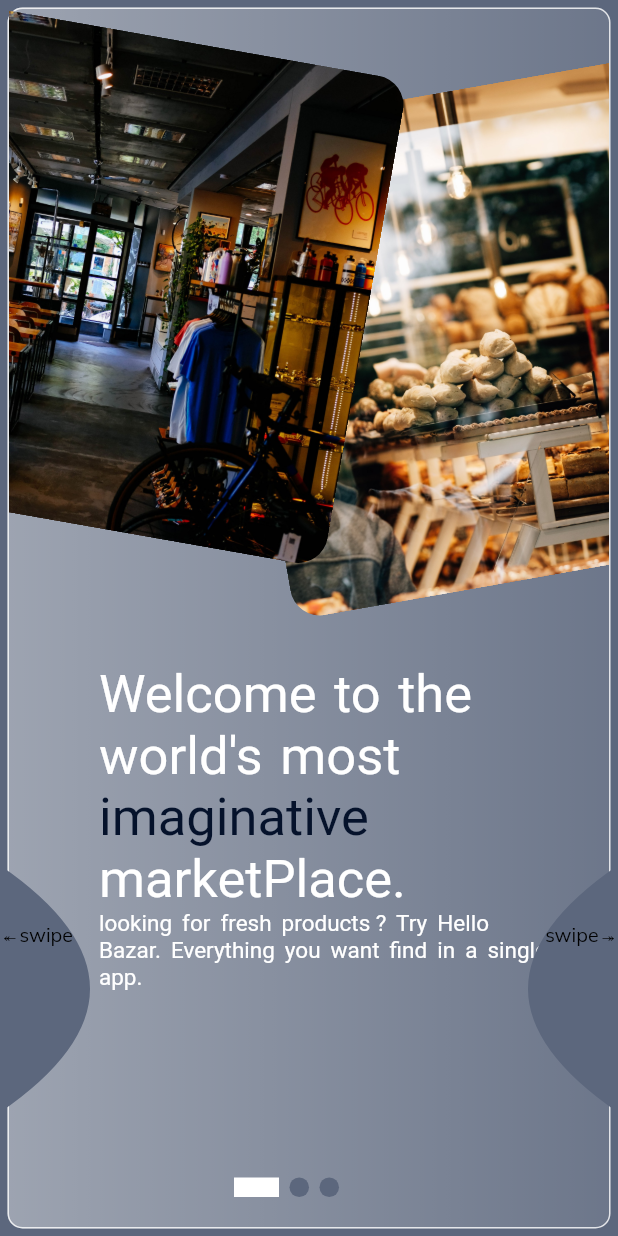
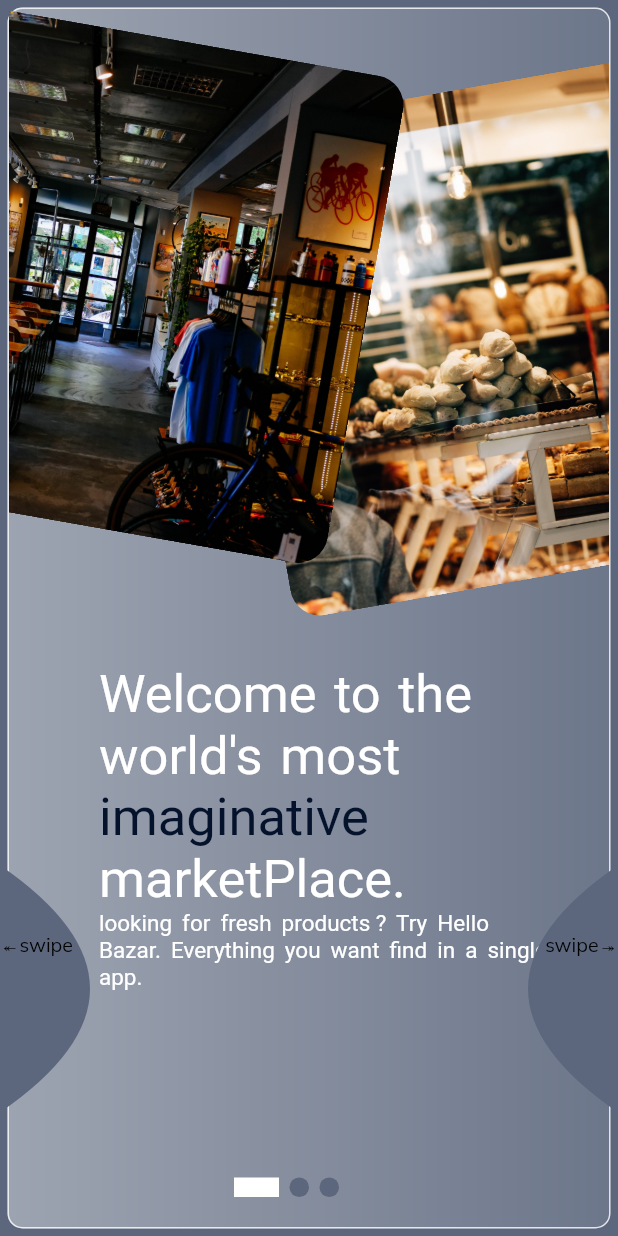
Before and after one commit to jbjason/shop_app2, a Flutter app: the screen it shows after launch, on a phone screen of 412 x 824 dp. Run offline on Flutter 3.47's test engine with Material 2 defaults, Android fonts, the phone set to English and light mode, and no system bars; our stand-ins replace confetti, flare_flutter, google_fonts, lottie; Roboto replaces fonts that are missing (Aclonica).

Commit message:
Update welcome_screen.dart

```diff
--- a/lib/screens/welcome_screen.dart
+++ b/lib/screens/welcome_screen.dart
@@ -24,9 +24,9 @@
               ),
             ),
             Positioned(
-                top: size.height * .745, left: 0, child: swipeText('↞swipe')),
+                top: size.height * .753, left: 0, child: swipeText('↞swipe')),
             Positioned(
-                top: size.height * .745, right: 0, child: swipeText('swipe↠')),
+                top: size.height * .753, right: 0, child: swipeText('swipe↠')),
           ],
         ),
       ),
```
